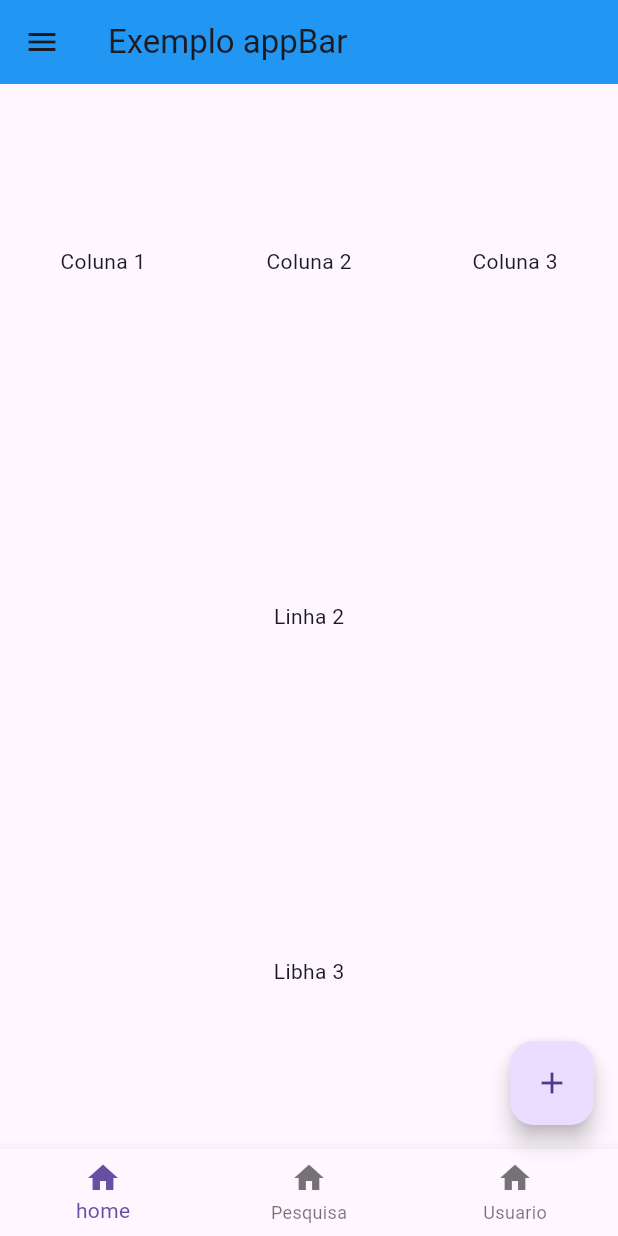
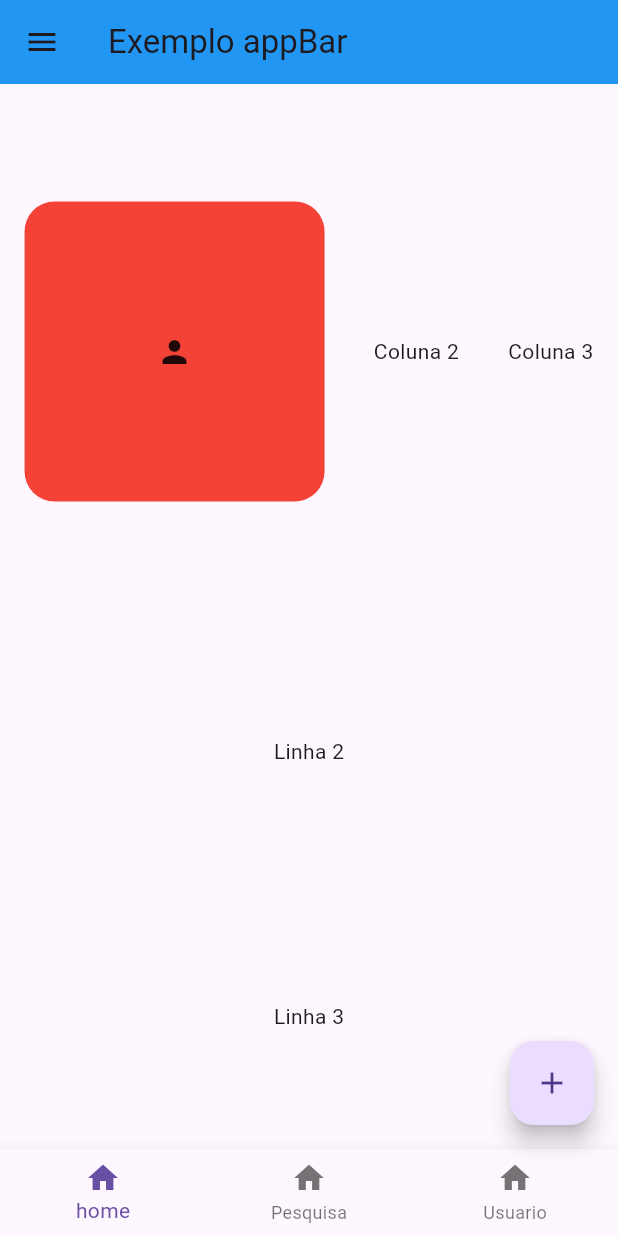
Before and after one commit to MiguelMPicinin/Mobile, a Flutter app: the screen it shows after launch, on a phone screen of 412 x 824 dp. Run offline on Flutter 3.47's test engine with Material 3 defaults, Android fonts, the phone set to English and light mode, and no system bars; our stand-ins replace fluttertoast.

Commit message:
07.03.25

```diff
--- a/introducaoFlutter/exemplo_scaffold/lib/main.dart
+++ b/introducaoFlutter/exemplo_scaffold/lib/main.dart
@@ -17,20 +17,35 @@ class MyApp extends StatelessWidget {
           backgroundColor: Colors.blue,
         ),
         //Corpo do aplicativo
-        body:Column(
+        body:Center(
+          child: Column(
               mainAxisAlignment: MainAxisAlignment.spaceAround,
               crossAxisAlignment: CrossAxisAlignment.center,
               children: [
                   Row(mainAxisAlignment: MainAxisAlignment.spaceAround,
                   crossAxisAlignment: CrossAxisAlignment.center,
               children: [
-                Text("Coluna 1"),
+                  Stack(
+                    alignment: Alignment.center,
+                    children: [
+                      Container(
+                        width: 200,
+                        height: 200,
+                        decoration: BoxDecoration(
+                          borderRadius: BorderRadius.circular(20),
+                          color: Colors.red
+                        ),
+                      ),
+                      Icon(Icons.person)
+                    ],
+                  ),
                   Text("Coluna 2"),
                   Text("Coluna 3")],
                   ),
                   Text("Linha 2"),
-                Text("Libha 3"),
+                  Text("Linha 3"),
               ],
+          ),
         ) ,
         //barra lateral (menu hamburguer)
         drawer: Drawer(
--- /dev/null
+++ b/introducaoFlutter/sa01_tela_perfil/analysis_options.yaml
@@ -0,0 +1 @@
+include: package:flutter_lints/flutter.yaml
```
Also changed, not shown: introducaoFlutter/sa01_tela_perfil/lib/main.dart (added, +110 -0 lines), introducaoFlutter/sa01_tela_perfil/pubspec.yaml (added, +22 -0 lines), introducaoFlutter/sa01_tela_perfil/assets/img/image.png (added), introducaoFlutter/sa01_tela_perfil/pubspec.lock (added), 22 other files. Lines whose indentation alone changed are shown as unchanged.
